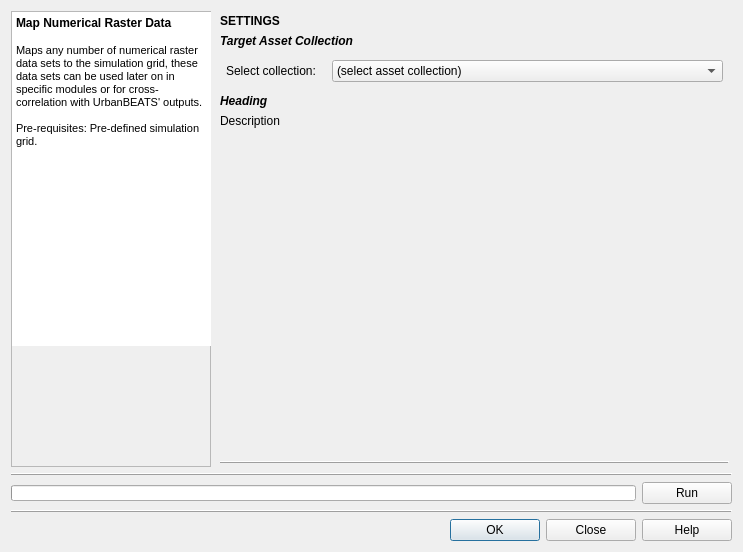
Old version of the form gui/mods_master_guis/mod_mapraster_gui.ui in the repository petermbach/urbanbeats-pss.
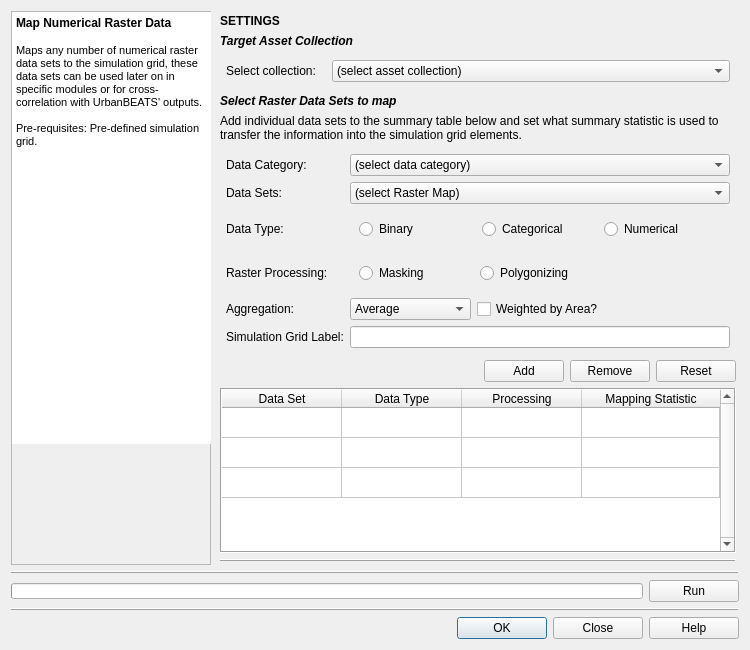
New version of the form. Icons and pictures are not drawn.

Commit message: Mockups for Map Raster and Map Vector modules done. Ready for GUI implementation and module implementation.

Patch:
```diff
--- a/gui/mods_master_guis/mod_mapraster_gui.ui
+++ b/gui/mods_master_guis/mod_mapraster_gui.ui
@@ -6,8 +6,8 @@
    <rect>
     <x>0</x>
     <y>0</y>
-    <width>743</width>
-    <height>552</height>
+    <width>750</width>
+    <height>650</height>
    </rect>
   </property>
   <property name="windowTitle">
@@ -381,7 +381,7 @@
       <item>
        <widget class="QLabel" name="title_2">
         <property name="text">
-         <string>&lt;html&gt;&lt;head/&gt;&lt;body&gt;&lt;p&gt;&lt;span style=&quot; font-weight:600; font-style:italic;&quot;&gt;Heading&lt;/span&gt;&lt;/p&gt;&lt;/body&gt;&lt;/html&gt;</string>
+         <string>&lt;html&gt;&lt;head/&gt;&lt;body&gt;&lt;p&gt;&lt;span style=&quot; font-weight:600; font-style:italic;&quot;&gt;Select Raster Data Sets to map&lt;/span&gt;&lt;/p&gt;&lt;/body&gt;&lt;/html&gt;</string>
         </property>
        </widget>
       </item>
@@ -403,7 +403,7 @@
          <string>Width of the square cell in the city grid in metres</string>
         </property>
         <property name="text">
-         <string>Description</string>
+         <string>Add individual data sets to the summary table below and set what summary statistic is used to transfer the information into the simulation grid elements.</string>
         </property>
         <property name="wordWrap">
          <bool>true</bool>
@@ -425,24 +425,403 @@
          <property name="bottomMargin">
           <number>6</number>
          </property>
-         <property name="verticalSpacing">
-          <number>3</number>
+         <item row="5" column="2">
+          <widget class="QCheckBox" name="area_weight_check">
+           <property name="text">
+            <string>Weighted by Area?</string>
+           </property>
+          </widget>
+         </item>
+         <item row="0" column="0">
+          <widget class="QLabel" name="datacat_lbl">
+           <property name="minimumSize">
+            <size>
+             <width>100</width>
+             <height>0</height>
+            </size>
+           </property>
+           <property name="maximumSize">
+            <size>
+             <width>100</width>
+             <height>16777215</height>
+            </size>
+           </property>
+           <property name="whatsThis">
+            <string>Width of the square cell in the city grid in metres</string>
+           </property>
+           <property name="text">
+            <string>Data Category:</string>
+           </property>
+          </widget>
+         </item>
+         <item row="1" column="0">
+          <widget class="QLabel" name="dataset_lbl">
+           <property name="minimumSize">
+            <size>
+             <width>100</width>
+             <height>0</height>
+            </size>
+           </property>
+           <property name="maximumSize">
+            <size>
+             <width>100</width>
+             <height>16777215</height>
+            </size>
+           </property>
+           <property name="whatsThis">
+            <string>Width of the square cell in the city grid in metres</string>
+           </property>
+           <property name="text">
+            <string>Data Sets:</string>
+           </property>
+          </widget>
+         </item>
+         <item row="1" column="1" colspan="3">
+          <widget class="QComboBox" name="dataset_combo">
+           <item>
+            <property name="text">
+             <string>(select Raster Map)</string>
+            </property>
+           </item>
+          </widget>
+         </item>
+         <item row="5" column="1">
+          <widget class="QComboBox" name="aggmethod_combo">
+           <item>
+            <property name="text">
+             <string>Average</string>
+            </property>
+           </item>
+           <item>
+            <property name="text">
+             <string>Boolean</string>
+            </property>
+           </item>
+           <item>
+            <property name="text">
+             <string>Coverage</string>
+            </property>
+           </item>
+           <item>
+            <property name="text">
+             <string>Max</string>
+            </property>
+           </item>
+           <item>
+            <property name="text">
+             <string>Median</string>
+            </property>
+           </item>
+           <item>
+            <property name="text">
+             <string>Min</string>
+            </property>
+           </item>
+           <item>
+            <property name="text">
+             <string>Mode</string>
+            </property>
+           </item>
+           <item>
+            <property name="text">
+             <string>Range</string>
+            </property>
+           </item>
+          </widget>
+         </item>
+         <item row="5" column="0">
+          <widget class="QLabel" name="aggmethod_lbl">
+           <property name="minimumSize">
+            <size>
+             <width>100</width>
+             <height>0</height>
+            </size>
+           </property>
+           <property name="maximumSize">
+            <size>
+             <width>100</width>
+             <height>16777215</height>
+            </size>
+           </property>
+           <property name="whatsThis">
+            <string>Width of the square cell in the city grid in metres</string>
+           </property>
+           <property name="text">
+            <string>Aggregation:</string>
+           </property>
+          </widget>
+         </item>
+         <item row="6" column="1" colspan="3">
+          <widget class="QLineEdit" name="simgrid_label_line">
+           <property name="text">
+            <string/>
+           </property>
+          </widget>
+         </item>
+         <item row="0" column="1" colspan="3">
+          <widget class="QComboBox" name="datacat_combo">
+           <item>
+            <property name="text">
+             <string>(select data category)</string>
+            </property>
+           </item>
+          </widget>
+         </item>
+         <item row="6" column="0">
+          <widget class="QLabel" name="simgrid_label_lbl">
+           <property name="text">
+            <string>&lt;html&gt;&lt;head/&gt;&lt;body&gt;&lt;p&gt;Simulation Grid Label:&lt;/p&gt;&lt;/body&gt;&lt;/html&gt;</string>
+           </property>
+          </widget>
+         </item>
+         <item row="2" column="1" colspan="3">
+          <widget class="QWidget" name="datatype_widget" native="true">
+           <layout class="QHBoxLayout" name="horizontalLayout_4">
+            <item>
+             <widget class="QRadioButton" name="binary_radio">
+              <property name="text">
+               <string>Binary</string>
+              </property>
+             </widget>
+            </item>
+            <item>
+             <widget class="QRadioButton" name="categorical_radio">
+              <property name="text">
+               <string>Categorical</string>
+              </property>
+             </widget>
+            </item>
+            <item>
+             <widget class="QRadioButton" name="numerical_radio">
+              <property name="text">
+               <string>Numerical</string>
+              </property>
+             </widget>
+            </item>
+           </layout>
+          </widget>
+         </item>
+         <item row="2" column="0">
+          <widget class="QLabel" name="datatype_lbl">
+           <property name="minimumSize">
+            <size>
+             <width>100</width>
+             <height>0</height>
+            </size>
+           </property>
+           <property name="maximumSize">
+            <size>
+             <width>100</width>
+             <height>16777215</height>
+            </size>
+           </property>
+           <property name="whatsThis">
+            <string>Width of the square cell in the city grid in metres</string>
+           </property>
+           <property name="text">
+            <string>Data Type:</string>
+           </property>
+          </widget>
+         </item>
+         <item row="4" column="0">
+          <widget class="QLabel" name="rasterprocess_lbl">
+           <property name="minimumSize">
+            <size>
+             <width>100</width>
+             <height>0</height>
+            </size>
+           </property>
+           <property name="maximumSize">
+            <size>
+             <width>100</width>
+             <height>16777215</height>
+            </size>
+           </property>
+           <property name="whatsThis">
+            <string>Width of the square cell in the city grid in metres</string>
+           </property>
+           <property name="text">
+            <string>Raster Processing:</string>
+           </property>
+          </widget>
+         </item>
+         <item row="4" column="1" colspan="2">
+          <widget class="QWidget" name="rasterprocess_widget" native="true">
+           <layout class="QHBoxLayout" name="horizontalLayout_5">
+            <item>
+             <widget class="QRadioButton" name="mask_radio">
+              <property name="text">
+               <string>Masking</string>
+              </property>
+             </widget>
+            </item>
+            <item>
+             <widget class="QRadioButton" name="polygonize_radio">
+              <property name="text">
+               <string>Polygonizing</string>
+              </property>
+             </widget>
+            </item>
+           </layout>
+          </widget>
+         </item>
+        </layout>
+       </widget>
+      </item>
+      <item>
+       <widget class="QWidget" name="widget_3" native="true">
+        <layout class="QHBoxLayout" name="horizontalLayout_3">
+         <property name="leftMargin">
+          <number>0</number>
          </property>
+         <property name="topMargin">
+          <number>0</number>
+         </property>
+         <property name="rightMargin">
+          <number>0</number>
+         </property>
+         <property name="bottomMargin">
+          <number>0</number>
+         </property>
+         <item>
+          <spacer name="horizontalSpacer_2">
+           <property name="orientation">
+            <enum>Qt::Horizontal</enum>
+           </property>
+           <property name="sizeHint" stdset="0">
+            <size>
+             <width>40</width>
+             <height>20</height>
+            </size>
+           </property>
+          </spacer>
+         </item>
+         <item>
+          <widget class="QPushButton" name="add">
+           <property name="toolTip">
+            <string>&lt;html&gt;&lt;head/&gt;&lt;body&gt;&lt;p&gt;Add boundary to the list&lt;/p&gt;&lt;/body&gt;&lt;/html&gt;</string>
+           </property>
+           <property name="text">
+            <string>Add</string>
+           </property>
+           <property name="icon">
+            <iconset resource="../../../../../Dropbox/UrbanBEATS Master Project/graphics/ubeats.qrc">
+             <normaloff>:/icons/add-icon.png</normaloff>:/icons/add-icon.png</iconset>
+           </property>
+          </widget>
+         </item>
+         <item>
+          <widget class="QPushButton" name="remove">
+           <property name="toolTip">
+            <string>&lt;html&gt;&lt;head/&gt;&lt;body&gt;&lt;p&gt;Remove selected table entry from the list&lt;/p&gt;&lt;/body&gt;&lt;/html&gt;</string>
+           </property>
+           <property name="text">
+            <string>Remove</string>
+           </property>
+           <property name="icon">
+            <iconset resource="../../../../../Dropbox/UrbanBEATS Master Project/graphics/ubeats.qrc">
+             <normaloff>:/icons/minus.png</normaloff>:/icons/minus.png</iconset>
+           </property>
+          </widget>
+         </item>
+         <item>
+          <widget class="QPushButton" name="reset">
+           <property name="toolTip">
+            <string>&lt;html&gt;&lt;head/&gt;&lt;body&gt;&lt;p&gt;Remove selected table entry from the list&lt;/p&gt;&lt;/body&gt;&lt;/html&gt;</string>
+           </property>
+           <property name="text">
+            <string>Reset</string>
+           </property>
+           <property name="icon">
+            <iconset resource="../../../../../Dropbox/UrbanBEATS Master Project/graphics/ubeats.qrc">
+             <normaloff>:/icons/Refresh-icon.png</normaloff>:/icons/Refresh-icon.png</iconset>
+           </property>
+          </widget>
+         </item>
         </layout>
        </widget>
       </item>
       <item>
-       <spacer name="verticalSpacer">
-        <property name="orientation">
-         <enum>Qt::Vertical</enum>
+       <widget class="QTableWidget" name="rasterdatatable">
+        <property name="frameShape">
+         <enum>QFrame::Box</enum>
         </property>
-        <property name="sizeHint" stdset="0">
-         <size>
-          <width>20</width>
-          <height>40</height>
-         </size>
+        <property name="verticalScrollBarPolicy">
+         <enum>Qt::ScrollBarAlwaysOn</enum>
         </property>
-       </spacer>
+        <property name="editTriggers">
+         <set>QAbstractItemView::NoEditTriggers</set>
+        </property>
+        <property name="showDropIndicator" stdset="0">
+         <bool>false</bool>
+        </property>
+        <property name="dragDropOverwriteMode">
+         <bool>false</bool>
+        </property>
+        <property name="alternatingRowColors">
+         <bool>false</bool>
+        </property>
+        <property name="selectionMode">
+         <enum>QAbstractItemView::SingleSelection</enum>
+        </property>
+        <property name="selectionBehavior">
+         <enum>QAbstractItemView::SelectRows</enum>
+        </property>
+        <property name="sortingEnabled">
+         <bool>true</bool>
+        </property>
+        <property name="rowCount">
+         <number>3</number>
+        </property>
+        <attribute name="horizontalHeaderVisible">
+         <bool>true</bool>
+        </attribute>
+        <attribute name="horizontalHeaderCascadingSectionResizes">
+         <bool>false</bool>
+        </attribute>
+        <attribute name="horizontalHeaderMinimumSectionSize">
+         <number>50</number>
+        </attribute>
+        <attribute name="horizontalHeaderDefaultSectionSize">
+         <number>120</number>
+        </attribute>
+        <attribute name="horizontalHeaderHighlightSections">
+         <bool>false</bool>
+        </attribute>
+        <attribute name="horizontalHeaderStretchLastSection">
+         <bool>true</bool>
+        </attribute>
+        <attribute name="verticalHeaderVisible">
+         <bool>false</bool>
+        </attribute>
+        <row>
+         <property name="text">
+          <string/>
+         </property>
+        </row>
+        <row/>
+        <row/>
+        <column>
+         <property name="text">
+          <string>Data Set</string>
+         </property>
+        </column>
+        <column>
+         <property name="text">
+          <string>Data Type</string>
+         </property>
+        </column>
+        <column>
+         <property name="text">
+          <string>Processing</string>
+         </property>
+        </column>
+        <column>
+         <property name="text">
+          <string>Mapping Statistic</string>
+         </property>
+        </column>
+       </widget>
       </item>
       <item>
        <widget class="Line" name="line">
```
Left out of the diff: 6 changed lines with no effect on the pictures. The commit also changes 4 other files.
